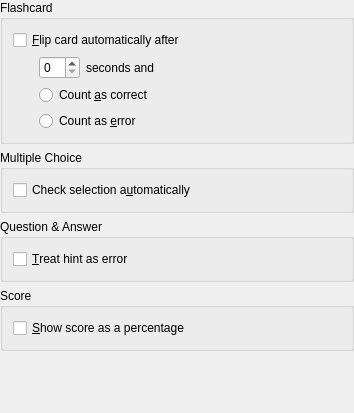
Above: src/prefquizbase.ui from KDE/kwordquiz before the change. Below: the same form after it.
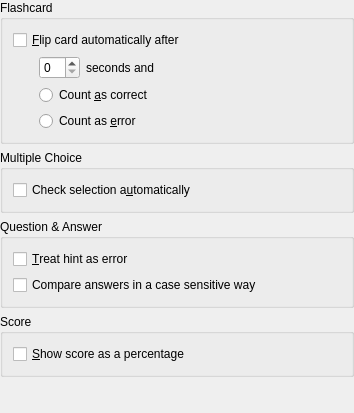
That is the form after the change.

Commit message:
Add the option to compare asnwers in a non case sensitive way
BUGS: 467585

The edit to the form file:
```diff
--- a/src/prefquizbase.ui
+++ b/src/prefquizbase.ui
@@ -32,15 +32,12 @@
    <property name="bottomMargin" >
     <number>0</number>
    </property>
-   <property name="horizontalSpacing" >
+   <property name="spacing">
     <number>6</number>
    </property>
-   <property name="verticalSpacing" >
-    <number>6</number>
-   </property>
-   <item row="2" column="0" >
-    <widget class="QGroupBox" name="grpQA" >
-     <property name="whatsThis" >
+   <item row="2" column="0">
+    <widget class="QGroupBox" name="grpQA">
+     <property name="whatsThis">
       <string>Specify behavior for a question and answer session</string>
      </property>
      <property name="title" >
@@ -59,15 +56,12 @@
       <property name="bottomMargin" >
        <number>10</number>
       </property>
-      <property name="horizontalSpacing" >
+      <property name="spacing">
        <number>6</number>
       </property>
-      <property name="verticalSpacing" >
-       <number>6</number>
-      </property>
-      <item row="0" column="0" >
-       <widget class="QCheckBox" name="kcfg_HintError" >
-        <property name="toolTip" >
+      <item row="0" column="0">
+       <widget class="QCheckBox" name="kcfg_HintError">
+        <property name="toolTip">
          <string>Check to count hint as error</string>
         </property>
         <property name="whatsThis" >
@@ -78,6 +72,13 @@
         </property>
        </widget>
       </item>
+      <item row="1" column="0">
+       <widget class="QCheckBox" name="kcfg_CaseSensitiveAnswers">
+        <property name="text">
+         <string>Compare answers in a case sensitive way</string>
+        </property>
+       </widget>
+      </item>
      </layout>
     </widget>
    </item>
@@ -102,15 +103,12 @@
       <property name="bottomMargin" >
        <number>10</number>
       </property>
-      <property name="horizontalSpacing" >
+      <property name="spacing">
        <number>6</number>
       </property>
-      <property name="verticalSpacing" >
-       <number>6</number>
-      </property>
-      <item row="0" column="0" >
-       <widget class="QCheckBox" name="kcfg_Percent" >
-        <property name="toolTip" >
+      <item row="0" column="0">
+       <widget class="QCheckBox" name="kcfg_Percent">
+        <property name="toolTip">
          <string>Check to show score as a percentage</string>
         </property>
         <property name="whatsThis" >
```
Left out of the diff: 208 changed lines with no effect on the pictures. The commit also changes 2 other files.
